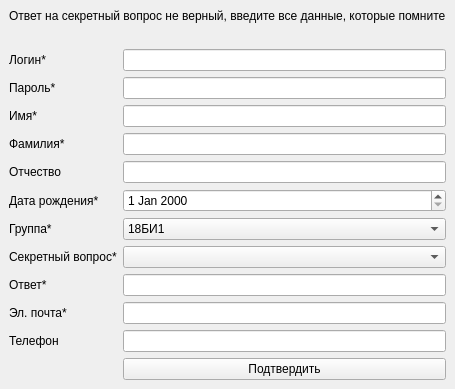
Old version of the form interface/Windows/DialogWindows/recoveryRequest.ui in the repository JuliaZimina/Intellectual-testing-system.
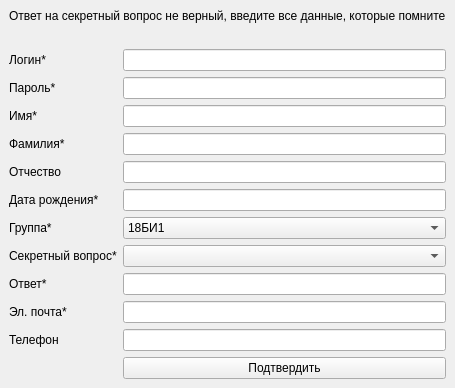
New version of the form.

```diff
--- a/interface/Windows/DialogWindows/recoveryRequest.ui
+++ b/interface/Windows/DialogWindows/recoveryRequest.ui
@@ -130,9 +130,6 @@
     <item row="9" column="1">
      <widget class="QComboBox" name="question"/>
     </item>
-    <item row="7" column="1">
-     <widget class="QDateEdit" name="dateOfBirth"/>
-    </item>
     <item row="10" column="1">
      <widget class="QLineEdit" name="answerLine"/>
     </item>
@@ -160,6 +157,9 @@
       </property>
      </widget>
     </item>
+    <item row="7" column="1">
+     <widget class="QLineEdit" name="dateOfBirth"/>
+    </item>
    </layout>
   </widget>
  </widget>
```
